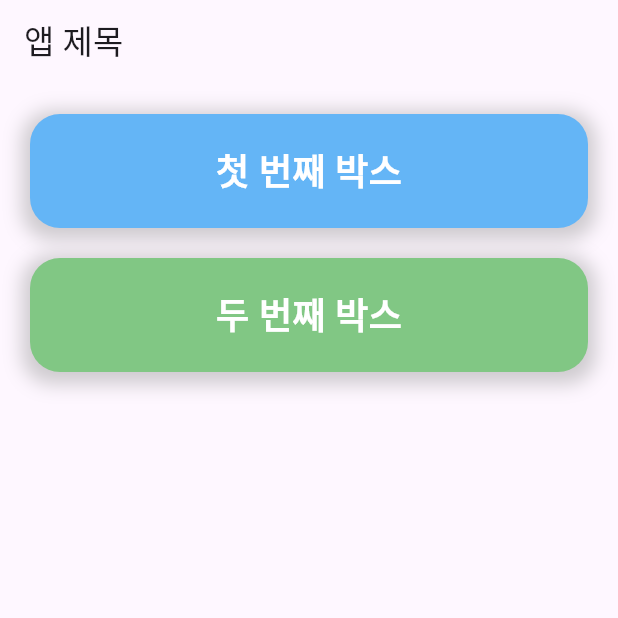
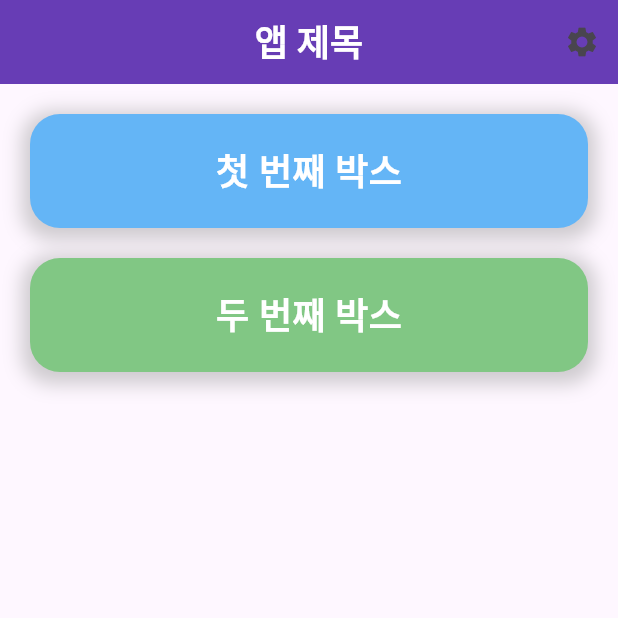
Before and after one commit to HOJOE5/design_practice, a Flutter app: the screen it shows after launch, on a phone screen of 412 x 824 dp, the top half of it. Run offline on Flutter 3.47's test engine with Material 3 defaults, Android fonts, the phone set to English and light mode, and no system bars.

Commit message:
앱 제목 꾸미기

```diff
--- a/lib/main.dart
+++ b/lib/main.dart
@@ -10,7 +10,21 @@ class MyApp extends StatelessWidget {
   Widget build(BuildContext context) {
     return MaterialApp(
       home: Scaffold(
-        appBar: AppBar(title: Text('앱 제목')),
+        appBar: AppBar(
+          backgroundColor: Colors.deepPurple,
+          centerTitle: true,
+          title: Text(
+            '앱 제목',
+            style: TextStyle(
+              fontSize: 24,
+              fontWeight: FontWeight.bold,
+              color: Colors.white,
+            ),
+          ),
+          elevation: 10, // 그림자 깊이
+          actions: [IconButton(icon: Icon(Icons.settings), onPressed: () {})],
+        ),
+
         body: Column(
           children: [
             SizedBox(height: 20), // 위에 간격
```
